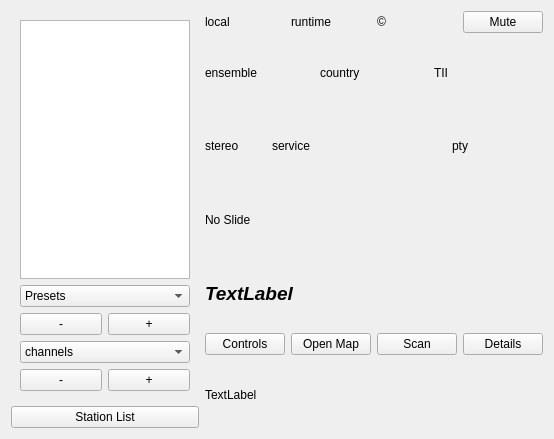
Above: forms/dabradio.ui from tomneda/qt-dab before the change. Below: the same form after it.
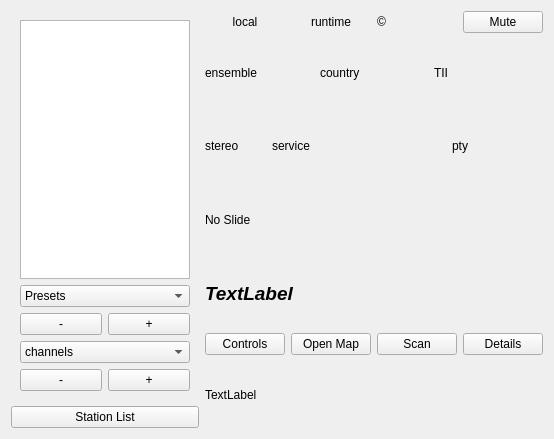
That is the form after the change. Custom widgets are drawn as their Qt base class.

What changed in the file:
```diff
--- a/forms/dabradio.ui
+++ b/forms/dabradio.ui
@@ -154,6 +154,12 @@
          <property name="text">
           <string>local</string>
          </property>
+         <property name="alignment">
+          <set>Qt::AlignCenter</set>
+         </property>
+         <property name="margin">
+          <number>5</number>
+         </property>
         </widget>
        </item>
        <item>
@@ -161,6 +167,12 @@
          <property name="text">
           <string>runtime</string>
          </property>
+         <property name="alignment">
+          <set>Qt::AlignCenter</set>
+         </property>
+         <property name="margin">
+          <number>5</number>
+         </property>
         </widget>
        </item>
        <item>
```
